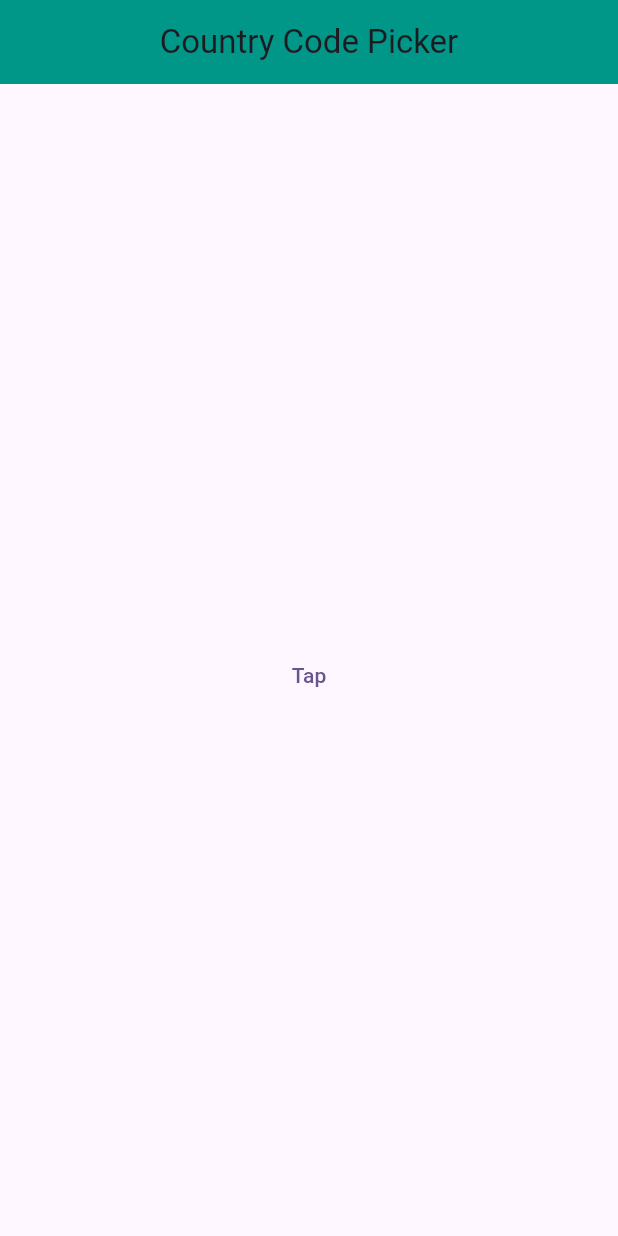
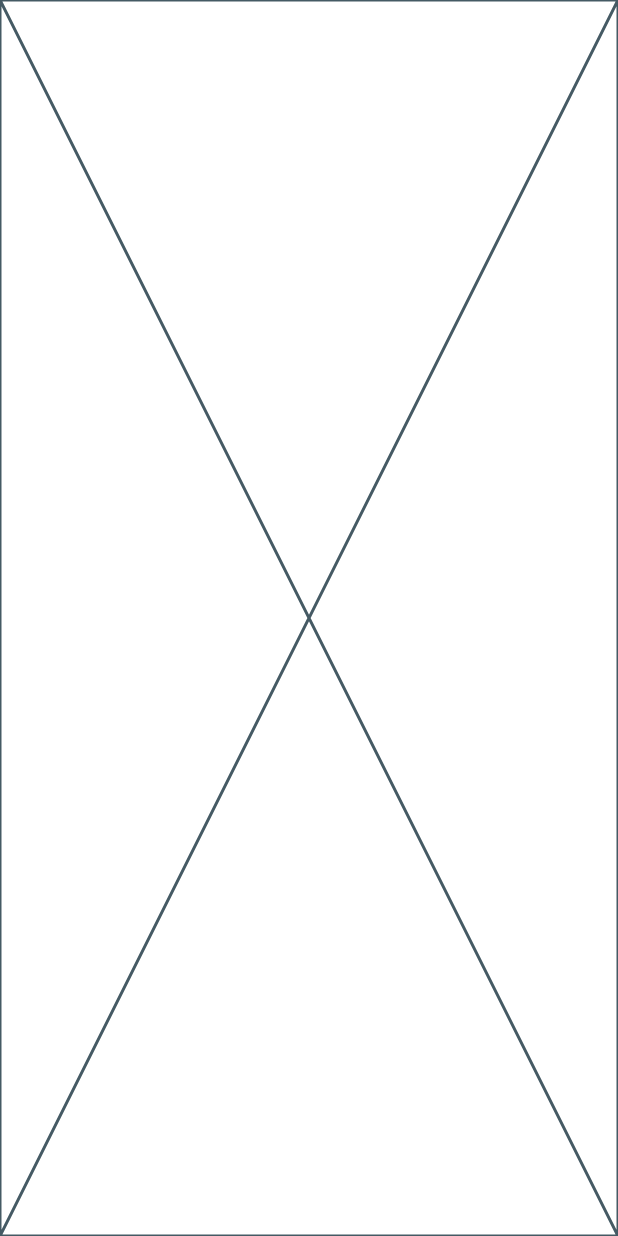
Before and after one commit to atik-sabuj/widgets_app, a Flutter app: the screen it shows after launch, on a phone screen of 412 x 824 dp. Run offline on Flutter 3.47's test engine with Material 3 defaults, Android fonts, the phone set to English and light mode, and no system bars; our stand-ins replace country_picker.

```diff
--- a/lib/main.dart
+++ b/lib/main.dart
@@ -1,6 +1,7 @@
 import 'package:flutter/material.dart';
 import 'package:widgets_app/widgets/country_code_picker_widget.dart';
 
+import 'widgets/animated_container_widget.dart';
 import 'widgets/futurebuilder_widget.dart';
 import 'widgets/reorderablelistview_widget.dart';
 import 'widgets/streambuilder_widget.dart';
@@ -26,9 +27,10 @@ class MyApp extends StatelessWidget {
       //home: const ReorderableWidget(),
       //home: const FutureBuilderWidget(),
       //home: const StreamsBuilderWidget(),
-      home: const CountryCodePickerWidget(),
+      //home: const CountryCodePickerWidget(),
+      home: const AnimatedContainerWidget(),
 
-      //home: const CountryCodePickerWidget(),
+      //home: const AnimatedContainerWidget(),
 
 
 
--- /dev/null
+++ b/lib/widgets/animated_container_widget.dart
@@ -0,0 +1,15 @@
+import 'package:flutter/material.dart';
+
+class AnimatedContainerWidget extends StatefulWidget {
+  const AnimatedContainerWidget({super.key});
+
+  @override
+  State<AnimatedContainerWidget> createState() => _AnimatedContainerWidgetState();
+}
+
+class _AnimatedContainerWidgetState extends State<AnimatedContainerWidget> {
+  @override
+  Widget build(BuildContext context) {
+    return const Placeholder();
+  }
+}
```
